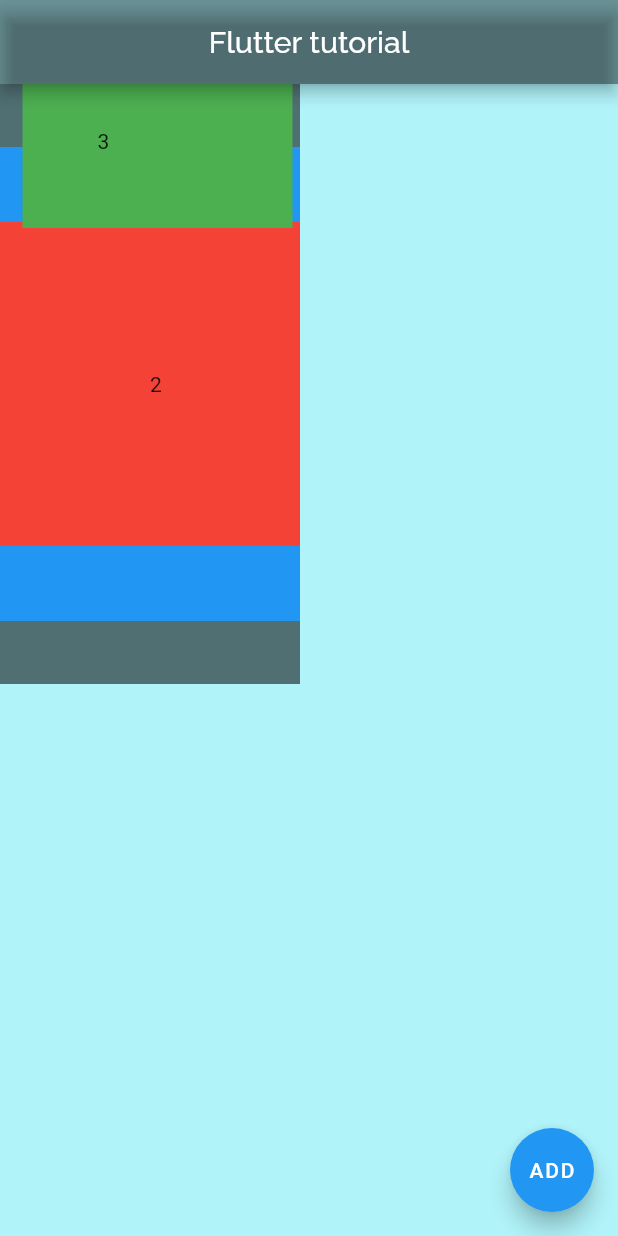
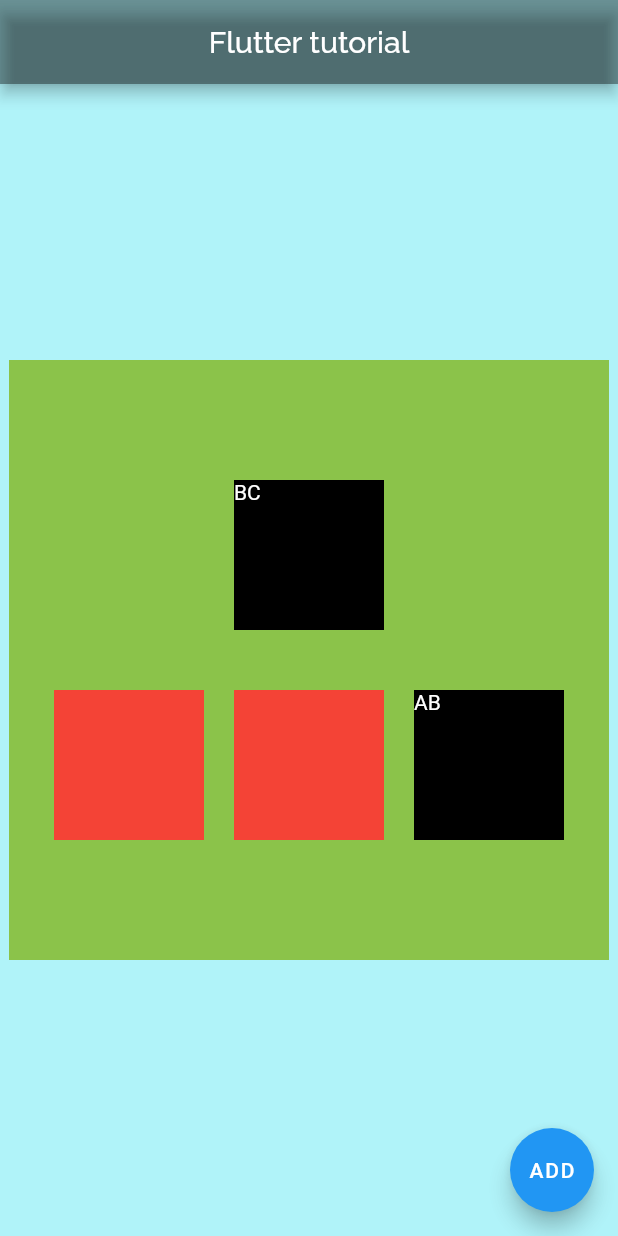
Before and after one commit to HarakaRisasi/flutter_and_python, a Flutter app: the screen it shows after launch, on a phone screen of 412 x 824 dp. Run offline on Flutter 3.47's test engine with Material 2 defaults, Android fonts, the phone set to English and light mode, and no system bars; our stand-ins replace google_fonts.

Commit message:
Разбрался с тем:
- Размещение виджетов внутри контейнера
- Направление их размещения на оси (x\y)
- Как делать пустое пространство на оси (x или\и y)
- Распределение виджетов в контейнере(например: по центру на оси X).
- А также все тоже самое только по оси Y.
- Выстраивать виджеты в направлении по вертикали (сверху вниз \ снизу вверх)
- Выстраивать виджеты в направлении по горизонтали (С лева на право \ с права налево)

```diff
--- a/hello_world/flutter_app/lib/main.dart
+++ b/hello_world/flutter_app/lib/main.dart
@@ -38,50 +38,72 @@ class _MyHomePageState extends State<MyHomePage> {
         backgroundColor: Colors.black38,
       ),
 
-      // В данной комбинации виджетов, все они были помещены внутрь контейнера,
-      // и разместились внурти его соответственно выравниванию.
-      body: Container(
-        color: Colors.black54,
-        // SizedBox - в данном случае является родительским виджетом,
-        // в соответствии с иерархией, его параметры изменят потомков.
-        width: 200,
+      body: Center(
+        child: Container(
+          color: Colors.lightGreen,
+          width: 400,
           height: 400,
+          /**
+           * Устанавливает жесткие границы для виджетов внутри контейнера,
+           * те виджеты, что не влазят при RoW по горизонтали или при Column
+           * по вертикали, wrap выносит в следущий ряд\колонну.
+           * */
+          child: Wrap(
+            // Устанавливает направление (по какой оси) размещения виджетов,
+            // внутри контейнера.
+            direction: Axis.horizontal,
+            // При направлении главной оси .horizontal - spacing >>>
+            // Устанавливает пустоту между виджетами по горизонтали.
+            spacing: 20,
+            // Устанавливает пустоту между виджетами по вертикали.
+            runSpacing: 40,
+            // Соответственно при .vertical - run и runSpacing инвертируются.
 
-        // Stack - Позволяет наслаивать виджеты находящиеся по иерархии ниже его.
-        // !!! Поскольку во Flutter иерархия виджета позволяет влиять на тех кто ниже,
-        // поэтому можно видеть такой результат.
-        child: Stack(
-          // Выравнивание виджетов.
-          alignment: Alignment.center,
+            /*
+            * Таким образом можно выровнять виджеты внутри контейнера, не только относительно
+            * оси, но также относительно сторон контейнера.**/
+            alignment: WrapAlignment.center,
+            // Работает по тому же принципу что и runSpacing, только выравнивает виджеты
+            // в противоположном для alignment направлении.
+            runAlignment: WrapAlignment.center,
+
+            // Выстраивает виджеты в направлении по вертикали (сверху вниз \ снизу вверх)
+            verticalDirection: VerticalDirection.up,
+
+            // Выстраивает виджеты в направлении по горизонтали (С лева на право \ с права налево)
+            textDirection: TextDirection.rtl,
+
             children: [
               Container(
-              color: Colors.blue,
-              padding: EdgeInsets.all(150),
-              // Если в контейнере не содержиться объект, то контейнер автоматически заполняет собой все поле выделенное ему.
-              child: Text("1"),
+                color: Colors.black,
+                width: 100,
+                height: 100,
+                child: Text(
+                  "AB",
+                  style: TextStyle(color: Colors.white),
+                ),
               ),
               Container(
                 color: Colors.red,
-              padding: EdgeInsets.all(100),
-              child: Text("2"),
+                width: 100,
+                height: 100,
               ),
-
-            // Position - позволяет менять позицию для конкретного виджета.
-            Positioned(
-              // от верхнего края контейнера.
-              top: -20,
-              // от левого края контейнера.
-              // bottom: 20,
-              left: 15,
-              width: 180,
-
-              child: Container(
-                color: Colors.green,
-                padding: EdgeInsets.all(50),
-                child: Text("3"),
+              Container(
+                color: Colors.red,
+                width: 100,
+                height: 100,
               ),
+              Container(
+                color: Colors.black,
+                width: 100,
+                height: 100,
+                child: Text(
+                  "BC",
+                  style: TextStyle(color: Colors.white),
                 ),
+              )
             ],
+          ),
         ),
       ),
       floatingActionButton: FloatingActionButton(
```
Lines whose indentation alone changed are shown as unchanged.
